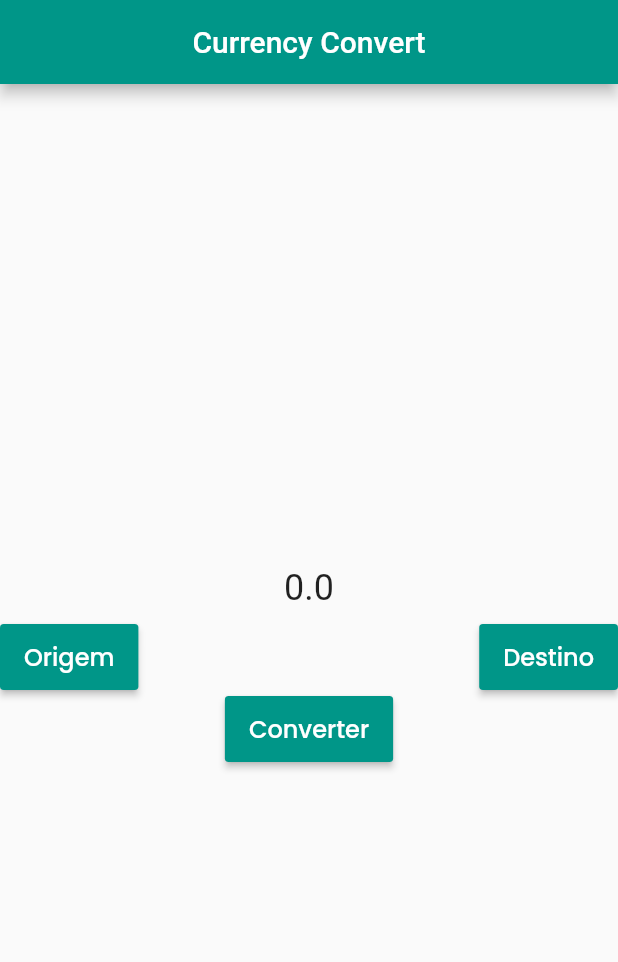
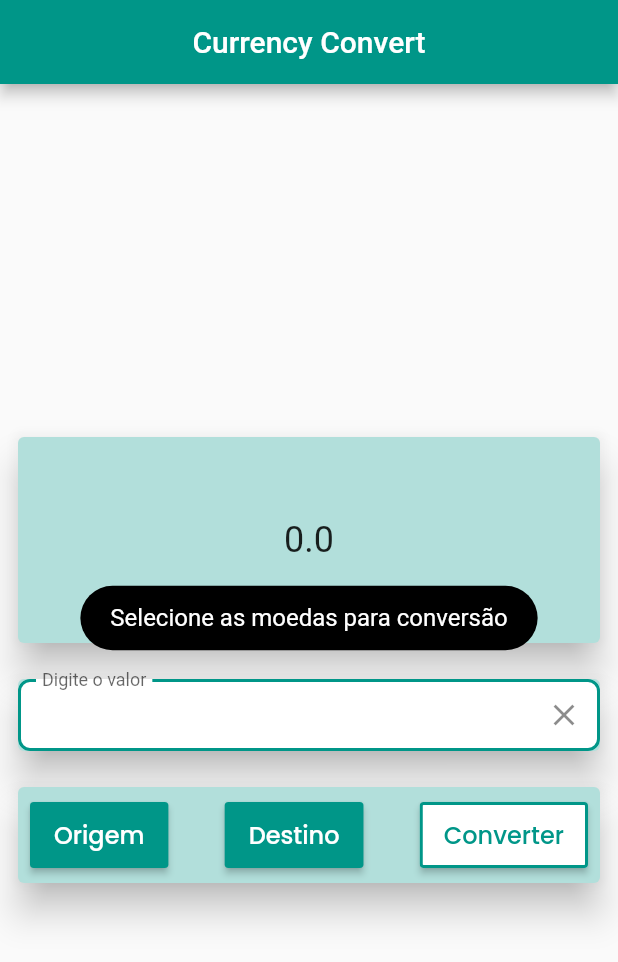
Before and after one commit to rodarterodrigo/desafiobtg, a Flutter app: the screen it shows after launch, after a tap on "Converter", on a phone screen of 412 x 824 dp. Shown: the top 962 px of the screen. Run offline on Flutter 3.47's test engine with Material 2 defaults, Android fonts, the phone set to English and light mode, and no system bars; our stand-ins replace dartz, dio, flutter_modular, fluttertoast, google_fonts; missing offline and left inert: dart:ffi.

Commit message:
Implementação de toast para validações e ajustes gerais

```diff
--- a/desafiobtg/lib/modules/convert/external/datasources/list_currency_datasource.dart
+++ b/desafiobtg/lib/modules/convert/external/datasources/list_currency_datasource.dart
@@ -1,5 +1,3 @@
-import 'package:desafiobtg/modules/convert/domain/errors/errors.dart';
-import 'package:desafiobtg/modules/convert/external/constants/settings.dart';
 import 'package:desafiobtg/modules/convert/external/datasources/CurrencyDataSourceResponse.dart';
 import 'package:desafiobtg/modules/convert/infra/datasources/list_currency_datasource.dart';
 import 'package:desafiobtg/modules/convert/infra/models/currency_model.dart';
--- a/desafiobtg/lib/modules/convert/presenter/controllers/convert_currency_controller.dart
+++ b/desafiobtg/lib/modules/convert/presenter/controllers/convert_currency_controller.dart
@@ -1,7 +1,7 @@
 import 'package:desafiobtg/modules/convert/domain/entities/convert.dart';
 import 'package:desafiobtg/modules/convert/domain/entities/currency.dart';
 import 'package:desafiobtg/modules/convert/domain/usecases/convert_currency.dart';
-import 'package:desafiobtg/modules/convert/infra/models/currency_model.dart';
+import 'package:desafiobtg/modules/convert/presenter/shared/widgets/custom_toast.dart';
 import 'package:flutter/material.dart';
 import 'package:flutter_modular/flutter_modular.dart';
 
@@ -11,6 +11,10 @@ class ConvertCurrencyController extends ChangeNotifier{
   String _failureConvert = "";
   get failureConvert => _failureConvert;
   set failureConvert(value) => _failureConvert = value;
+
+  bool _isLoading = false;
+  get isLoading => _isLoading;
+  set isLoading(value) { _isLoading = value; notifyListeners();}
 
   Currency _from = new Currency();
   get from => _from;
@@ -26,14 +30,30 @@ class ConvertCurrencyController extends ChangeNotifier{
 
   double _convertValue = 0.0;
   get convertValue => _convertValue;
-  set convertValue(value) { _convertValue = value == 1? value = 1.0: value; notifyListeners(); }
+  set convertValue(value) { _convertValue = value; notifyListeners(); }
 
   Future getCurrencyConvert() async => await usecase.convertCurrency(this.from, this.to).then((value) => value.fold((l) => failureConvert = l.message, (r) => convert = r));
   double getConvertValue(double value, double from, double to) => ((value / to) * from);
 
-  Future<double> getConvert() async {
+  Future<double> getConvert(TextEditingController value) async {
+    isLoading = true;
     convertValue = 0.0;
     await getCurrencyConvert();
-    convertValue = getConvertValue(1, convert.from, convert.to);
+    convertValue = getConvertValue(double.parse(value.text), convert.from, convert.to);
+    isLoading = false;
+  }
+
+  commitConvert(TextEditingController valueController){
+    if(from.currency == null || to.currency == null)
+      CustomFlutterToast.alert("Selecione as moedas para conversão");
+    else
+    if(valueController.text == '')
+      CustomFlutterToast.alert("Digite um valor para a conversão");
+    else
+      getConvert(valueController);
+  }
+
+  clear(TextEditingController textEditingController){
+    textEditingController.text = "";
   }
 }
--- a/desafiobtg/lib/modules/convert/presenter/shared/widgets/custom_card.dart
+++ b/desafiobtg/lib/modules/convert/presenter/shared/widgets/custom_card.dart
@@ -54,7 +54,7 @@ class _CurrencyCardState extends State<CurrencyCard> {
                   ],
                 ),
               ],
-            )
+            ),
         ),
       ),
     );
--- /dev/null
+++ b/desafiobtg/lib/modules/convert/presenter/shared/widgets/custom_toast.dart
@@ -0,0 +1,17 @@
+import 'package:flutter/material.dart';
+import 'package:fluttertoast/fluttertoast.dart';
+
+class CustomFlutterToast{
+
+  static Future<bool> alert (String message) async {
+    await Fluttertoast.showToast(
+        msg: message,
+        toastLength: Toast.LENGTH_SHORT,
+        gravity: ToastGravity.CENTER,
+        timeInSecForIosWeb: 1,
+        backgroundColor: Colors.black,
+        textColor: Colors.white,
+        fontSize: 16.0
+    );
+  }
+}
--- a/desafiobtg/lib/modules/convert/presenter/views/home_view.dart
+++ b/desafiobtg/lib/modules/convert/presenter/views/home_view.dart
@@ -4,6 +4,8 @@ import 'package:desafiobtg/modules/convert/presenter/controllers/list_currency_c
 import 'package:desafiobtg/modules/convert/presenter/routes/app_routes.dart';
 import 'package:desafiobtg/modules/convert/presenter/shared/enums/buttom_style.dart';
 import 'package:desafiobtg/modules/convert/presenter/shared/widgets/custom_buttom.dart';
+import 'package:desafiobtg/modules/convert/presenter/shared/widgets/custom_textfield.dart';
+import 'package:desafiobtg/modules/convert/presenter/shared/widgets/custom_toast.dart';
 import 'package:flutter/material.dart';
 import 'package:flutter_modular/flutter_modular.dart';
 import 'package:provider/provider.dart';
@@ -21,7 +23,7 @@ class Home extends StatefulWidget {
 }
 
 class _HomeState extends State<Home> {
-  TextEditingController searchController = new TextEditingController();
+  TextEditingController valueController = new TextEditingController();
   @override
   Widget build(BuildContext context) {
     ListCurrencyController listCurrencyController = Provider.of<ListCurrencyController>(context);
@@ -34,47 +36,88 @@ class _HomeState extends State<Home> {
             centerTitle: true,
           ),
           body: Center(
-            child: Container(
+            child: SingleChildScrollView(
+              child: Center(
                 child: Column(
                   mainAxisAlignment: MainAxisAlignment.center,
-                crossAxisAlignment: CrossAxisAlignment.center,
                   children: [
-                  Center(
+                    Padding(
+                      padding: const EdgeInsets.all(8.0),
+                      child: Card(
+                        elevation: 10,
+                        color: Colors.teal[100],
+                        child: Container(
+                          height: MediaQuery.of(context).size.width /3,
+                          width: MediaQuery.of(context).size.height /1.1,
                           child: Column(
+                            mainAxisAlignment: MainAxisAlignment.center,
                             children: [
+                              convertCurrencyController.isLoading? CircularProgressIndicator():
                               Padding(
                                 padding: EdgeInsets.all(8),
                                 child: Text(convertCurrencyController.convertValue.toString(), style: TextStyle(fontSize: 24),),
                               ),
-
-                        Row(
+                            ],
+                          ),
+                        ),
+                      ),
+                    ),
+                    Padding(
+                      padding: const EdgeInsets.all(8.0),
+                      child: Card(
+                        color: Colors.teal[100],
+                        elevation: 10,
+                        child: Container(
+                          child: CustomTextField(
+                            clearTap: () => convertCurrencyController.clear(valueController),
+                            controller: valueController,
+                            onChanged: (search) => listCurrencyController.searchCurrency(search),
+                            borderColor: Colors.teal,
+                            labelText: "Digite o valor",
+                          ),
+                        ),
+                      ),
+                    ),
+                    Column(
+                      children: [
+                        Padding(
+                          padding: const EdgeInsets.all(8.0),
+                          child: Card(
+                            color: Colors.teal[100],
+                            elevation: 10,
+                            child: Padding(
+                              padding: const EdgeInsets.all(8.0),
+                              child: Container(
+                                child: Row(
                                   mainAxisAlignment: MainAxisAlignment.spaceBetween,
                                   crossAxisAlignment: CrossAxisAlignment.center,
                                   children: [
                                     CustomButton(
-                              onPressed: () async { Modular.to.pushNamed(Routes.LISTCURRENCY, arguments: "from");
-                              listCurrencyController.clearList(); listCurrencyController.getListCurrency(); },
+                                      onPressed: () async => listCurrencyController.getOriginCurrency(),
                                       text: convertCurrencyController.from.currency != null?
                                             convertCurrencyController.from.currency.toString():
                                             "Origem", buttonStyle: CustomButtonStyle.Primary,
                                     ),
                                     CustomButton(
-                              onPressed: () async { Modular.to.pushNamed(Routes.LISTCURRENCY, arguments: "to");
-                              listCurrencyController.clearList(); listCurrencyController.getListCurrency(); },
+                                      onPressed: () async => listCurrencyController.getDestinyCurrency(),
                                       text: convertCurrencyController.to.currency != null?
                                             convertCurrencyController.to.currency.toString():
                                             "Destino", buttonStyle: CustomButtonStyle.Primary,
+                                    ),
+                                    CustomButton(
+                                      onPressed: () async => convertCurrencyController.commitConvert(valueController),
+                                      text: "Converter", buttonStyle: CustomButtonStyle.Secondary,
+                                    ),
+                                  ],
+                                ),
+                              ),
+                            ),
+                          ),
                         ),
                       ],
                     ),
                   ],
                 ),
-                  ),
-                  CustomButton(
-                    onPressed: () async { convertCurrencyController.getConvert(); },
-                    text: "Converter", buttonStyle: CustomButtonStyle.Primary,
-                  ),
-                ],
               ),
             ),
           ),
```
Also changed, not shown: desafiobtg/lib/modules/convert/presenter/controllers/list_currency_controller.dart (+16 -0 lines), desafiobtg/lib/modules/convert/presenter/views/list_page.dart (+23 -7 lines). Lines whose indentation alone changed are shown as unchanged.
